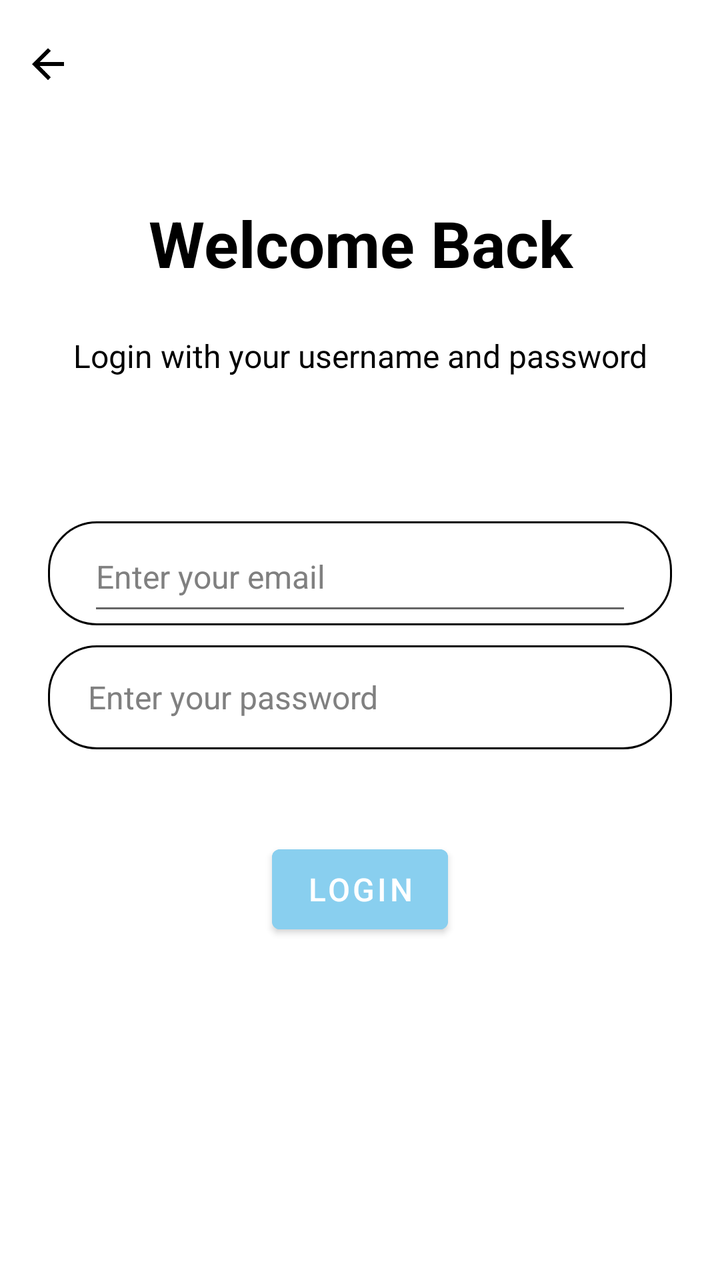
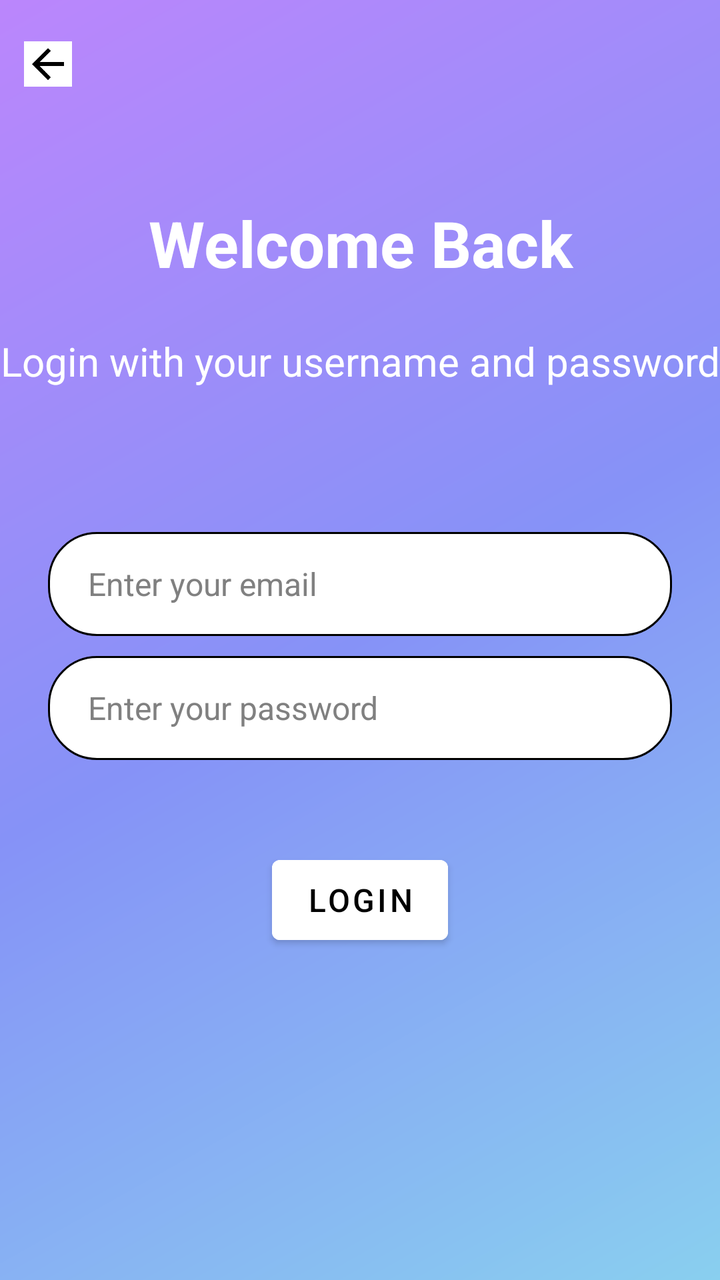

Screens rendered from an Android XML layout before and after an edit, with the pre-edit source and the edit as a unified diff.
<!-- AndroidManifest.xml: application theme Theme.CC -->
<!-- res/layout/activity_login.xml -->
<?xml version="1.0" encoding="utf-8"?>
<androidx.constraintlayout.widget.ConstraintLayout xmlns:android="http://schemas.android.com/apk/res/android"
xmlns:app="http://schemas.android.com/apk/res-auto"
xmlns:tools="http://schemas.android.com/tools"
android:id="@+id/main"
android:layout_width="match_parent"
android:layout_height="match_parent"
android:background="@color/white"
tools:context=".MainActivity">

    <androidx.appcompat.widget.AppCompatImageView
        android:id="@+id/back"
        android:layout_width="24dp"
        android:layout_height="24dp"
        android:layout_marginStart="12dp"
        android:layout_marginTop="20dp"
        android:src="@drawable/back"
        app:layout_constraintStart_toStartOf="parent"
        app:layout_constraintTop_toTopOf="parent"/>

    <TextView
        android:layout_width="match_parent"
        android:layout_height="wrap_content"
        android:id="@+id/txtTitle"
        android:layout_marginTop="56dp"
        android:gravity="center"
        android:text="@string/welcome_back"
        android:textColor="@color/black"
        android:textSize="32sp"
        android:textStyle="bold"
        app:layout_constraintTop_toBottomOf="@id/back"/>

    <TextView
        android:layout_width="match_parent"
        android:layout_height="wrap_content"
        android:id="@+id/txtSubtitle"
        android:layout_marginTop="24dp"
        android:gravity="center"
        android:text="Login with your username and password"
        android:textColor="@color/black"
        android:textSize="16sp"
        app:layout_constraintTop_toBottomOf="@id/txtTitle"/>

    <LinearLayout
        android:layout_width="match_parent"
        android:layout_height="52dp"
        android:id="@+id/email_input"
        android:layout_marginStart="24dp"
        android:layout_marginTop="72dp"
        android:layout_marginEnd="24dp"
        android:background="@drawable/input_bg"
        android:gravity="center_vertical"
        android:orientation="horizontal"
        android:paddingStart="20dp"
        android:paddingEnd="20dp"
        app:layout_constraintTop_toBottomOf="@id/txtSubtitle">

        <EditText
            android:layout_width="0dp"
            android:id="@+id/editTextUsername"
            android:layout_height="match_parent"
            android:layout_weight="1"
            android:hint="Enter your email"
            android:imeOptions="actionNext"
            android:inputType="textEmailAddress"
            android:textColor="@color/black"
            android:textColorHint="@color/grey"
            android:textSize="16sp"/>
    </LinearLayout>

    <LinearLayout
        android:id="@+id/passsword_input"
        android:layout_width="match_parent"
        android:layout_height="52dp"
        android:layout_marginStart="24dp"
        android:layout_marginTop="10dp"
        android:layout_marginEnd="24dp"
        android:background="@drawable/input_bg"
        android:gravity="center_vertical"
        android:orientation="horizontal"
        android:paddingStart="20dp"
        android:paddingEnd="20dp"
        app:layout_constraintTop_toBottomOf="@id/email_input">

        <EditText
            android:id="@+id/editTextPassword"
            android:layout_width="0dp"
            android:layout_height="match_parent"
            android:layout_weight="1"
            android:autofillHints="password"
            android:background="@null"
            android:hint="@string/enter_your_password"
            android:imeOptions="actionDone"
            android:inputType="textPassword"
            android:textColor="@color/black"
            android:textColorHint="@color/grey"
            android:textSize="16sp" />
    </LinearLayout>

    <Button
        android:id="@+id/buttonLogin"
        android:layout_width="wrap_content"
        android:layout_height="52dp"
        android:layout_marginTop="44dp"
        android:backgroundTint="@color/blue"
        android:text="@string/login"
        android:textColor="@color/white"
        android:textSize="16sp"
        app:layout_constraintTop_toBottomOf="@id/passsword_input"
        tools:ignore="MissingConstraints"
        app:layout_constraintStart_toStartOf="parent"
        app:layout_constraintEnd_toEndOf="parent"/>

</androidx.constraintlayout.widget.ConstraintLayout>
<!-- resources referenced by this layout -->
<resources>
  <color name="black">#FF000000</color>
  <color name="blue">#89CFEF</color>
  <color name="grey">#808080</color>
  <color name="white">#FFFFFFFF</color>
  <!-- drawable back: png bitmap (drawable, 1027 bytes) -->
  <!-- drawable input_bg (drawable) -->
  <?xml version="1.0" encoding="utf-8"?>
  <selector xmlns:android="http://schemas.android.com/apk/res/android">
      <item>
          <shape>
              <corners android:radius="24dp"/>
              <stroke android:color="@color/black"
                      android:width="1dp"/>
          </shape>
      </item>
  </selector>
  <string name="enter_your_password">Enter your password</string>
  <string name="login">Login</string>
  <string name="welcome_back">Welcome Back</string>
  <style name="Theme.CC" parent="Base.Theme.CC" />
  <style name="Base.Theme.CC" parent="Theme.MaterialComponents.DayNight.NoActionBar">
          
          <item name="colorPrimary">@color/lavender</item>
          <item name="colorPrimaryVariant">@color/lavender</item>
          <item name="colorOnPrimary">@color/white</item>
          
          <item name="colorSecondary">@color/teal_200</item>
          <item name="colorSecondaryVariant">@color/teal_700</item>
          <item name="colorOnSecondary">@color/black</item>
          
          <item name="android:statusBarColor">?attr/colorPrimaryVariant</item>
          
          
      </style>
  <color name="lavender">#8692f7</color>
  <color name="teal_200">#FF03DAC5</color>
  <color name="teal_700">#FF018786</color>
</resources>

<!-- the commit's change to res/layout/activity_login.xml (unified diff, before → after) -->
@@ -5,7 +5,7 @@ xmlns:tools="http://schemas.android.com/tools"
 android:id="@+id/main"
 android:layout_width="match_parent"
 android:layout_height="match_parent"
-android:background="@color/white"
+android:background="@drawable/gradient"
 tools:context=".MainActivity">
 
     <androidx.appcompat.widget.AppCompatImageView
@@ -25,7 +25,7 @@ tools:context=".MainActivity">
         android:layout_marginTop="56dp"
         android:gravity="center"
         android:text="@string/welcome_back"
-        android:textColor="@color/black"
+        android:textColor="@color/white"
         android:textSize="32sp"
         android:textStyle="bold"
         app:layout_constraintTop_toBottomOf="@id/back"/>
@@ -37,8 +37,8 @@ tools:context=".MainActivity">
         android:layout_marginTop="24dp"
         android:gravity="center"
         android:text="Login with your username and password"
-        android:textColor="@color/black"
-        android:textSize="16sp"
+        android:textColor="@color/white"
+        android:textSize="20sp"
         app:layout_constraintTop_toBottomOf="@id/txtTitle"/>
 
     <LinearLayout
@@ -61,6 +61,7 @@ tools:context=".MainActivity">
             android:layout_height="match_parent"
             android:layout_weight="1"
             android:hint="Enter your email"
+            android:background="@null"
             android:imeOptions="actionNext"
             android:inputType="textEmailAddress"
             android:textColor="@color/black"
@@ -102,9 +103,9 @@ tools:context=".MainActivity">
         android:layout_width="wrap_content"
         android:layout_height="52dp"
         android:layout_marginTop="44dp"
-        android:backgroundTint="@color/blue"
+        android:backgroundTint="@color/white"
         android:text="@string/login"
-        android:textColor="@color/white"
+        android:textColor="@color/black"
         android:textSize="16sp"
         app:layout_constraintTop_toBottomOf="@id/passsword_input"
         tools:ignore="MissingConstraints"
<!-- resource entries referenced after the edit -->
@@ -5,6 +5,16 @@
   <color name="grey">#808080</color>
   <color name="white">#FFFFFFFF</color>
   <!-- drawable back: png bitmap (drawable, 1027 bytes) -->
+  <!-- drawable gradient (drawable) -->
+  <?xml version="1.0" encoding="utf-8"?>
+  <shape xmlns:android="http://schemas.android.com/apk/res/android">
+  
+      <gradient android:startColor="@color/purple_200"
+          android:centerColor="@color/lavender"
+          android:endColor="@color/blue"
+          android:angle="315"/>
+  
+  </shape>
   <!-- drawable input_bg (drawable) -->
   <?xml version="1.0" encoding="utf-8"?>
   <selector xmlns:android="http://schemas.android.com/apk/res/android">
@@ -13,6 +23,7 @@
               <corners android:radius="24dp"/>
               <stroke android:color="@color/black"
                       android:width="1dp"/>
+              <solid android:color="@color/white"/>
           </shape>
       </item>
   </selector>
@@ -20,6 +31,7 @@
   <string name="login">Login</string>
   <string name="welcome_back">Welcome Back</string>
   <style name="Theme.CC" parent="Base.Theme.CC" />
+  <color name="purple_200">#FFBB86FC</color>
   <style name="Base.Theme.CC" parent="Theme.MaterialComponents.DayNight.NoActionBar">
           
           <item name="colorPrimary">@color/lavender</item>
